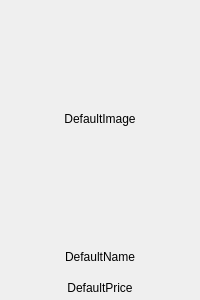
Old version of the form Front/UI/menuItem.ui in the repository LeeHuSeong/Kiosk_AI.
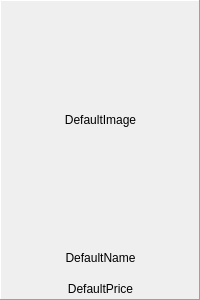
New version of the form.

Commit message: feature_menuList_test

```diff
--- a/Front/UI/menuItem.ui
+++ b/Front/UI/menuItem.ui
@@ -51,6 +51,24 @@
     <number>0</number>
    </property>
    <item row="1" column="0">
+    <widget class="QFrame" name="frame">
+     <property name="frameShape">
+      <enum>QFrame::Panel</enum>
+     </property>
+     <property name="frameShadow">
+      <enum>QFrame::Raised</enum>
+     </property>
+     <widget class="QWidget" name="">
+      <property name="geometry">
+       <rect>
+        <x>0</x>
+        <y>0</y>
+        <width>201</width>
+        <height>301</height>
+       </rect>
+      </property>
+      <layout class="QVBoxLayout" name="verticalLayout">
+       <item>
     <widget class="QLabel" name="menuImg">
      <property name="sizePolicy">
       <sizepolicy hsizetype="Minimum" vsizetype="MinimumExpanding">
@@ -66,7 +84,7 @@
      </property>
     </widget>
    </item>
-   <item row="2" column="0">
+       <item>
     <widget class="QLabel" name="menuName">
      <property name="sizePolicy">
       <sizepolicy hsizetype="Minimum" vsizetype="Minimum">
@@ -94,7 +112,7 @@
      </property>
     </widget>
    </item>
-   <item row="3" column="0">
+       <item>
     <widget class="QLabel" name="menuPrice">
      <property name="minimumSize">
       <size>
@@ -114,6 +132,10 @@
      <property name="alignment">
       <set>Qt::AlignCenter</set>
      </property>
+        </widget>
+       </item>
+      </layout>
+     </widget>
     </widget>
    </item>
   </layout>
```
Lines whose indentation alone changed are shown as unchanged. The commit also changes 12 other files.
